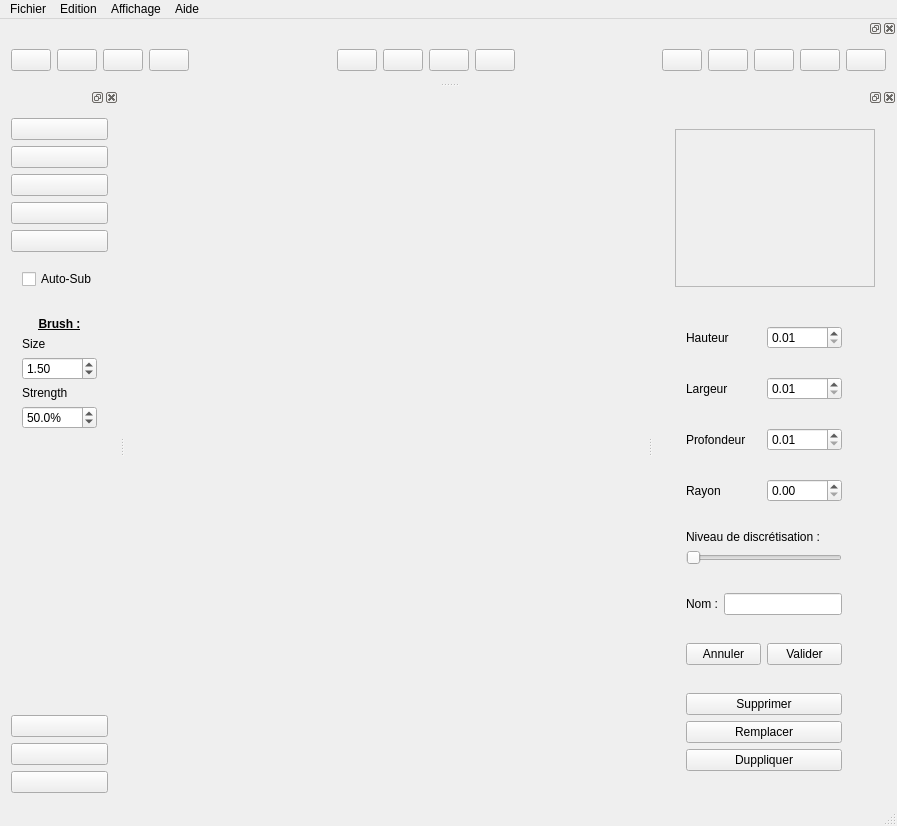
slvrgauthier/OpenSculpt, file src/gui/mainWindow.ui: the form before one commit.
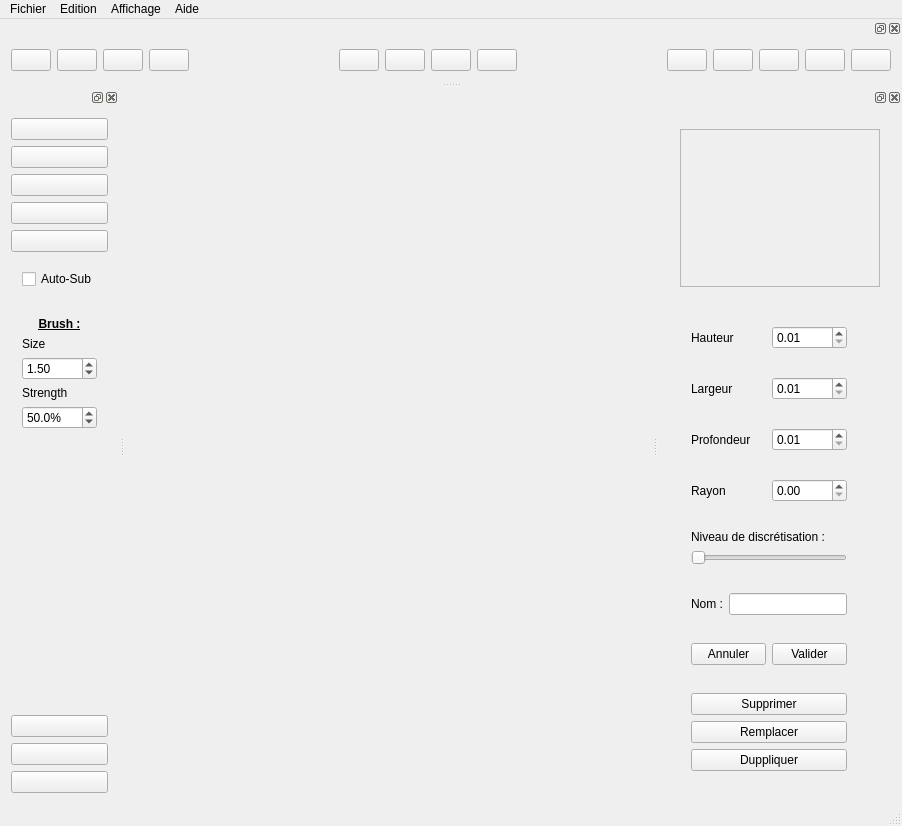
The form after the commit. Icons and pictures are not drawn. Custom widgets are drawn as their Qt base class.

What changed in the file:
```diff
--- a/src/gui/mainWindow.ui
+++ b/src/gui/mainWindow.ui
@@ -6,7 +6,7 @@
    <rect>
     <x>0</x>
     <y>0</y>
-    <width>897</width>
+    <width>902</width>
     <height>826</height>
    </rect>
   </property>
@@ -44,8 +44,8 @@
     <rect>
      <x>0</x>
      <y>0</y>
-     <width>897</width>
-     <height>25</height>
+     <width>902</width>
+     <height>22</height>
     </rect>
    </property>
    <widget class="QMenu" name="menuFile">
@@ -123,7 +123,7 @@
              <x>0</x>
              <y>0</y>
              <width>198</width>
-             <height>128</height>
+             <height>77</height>
             </rect>
            </property>
            <layout class="QVBoxLayout" name="controleListModel">
```
Left out of the diff: 18 changed lines with no effect on the pictures.
